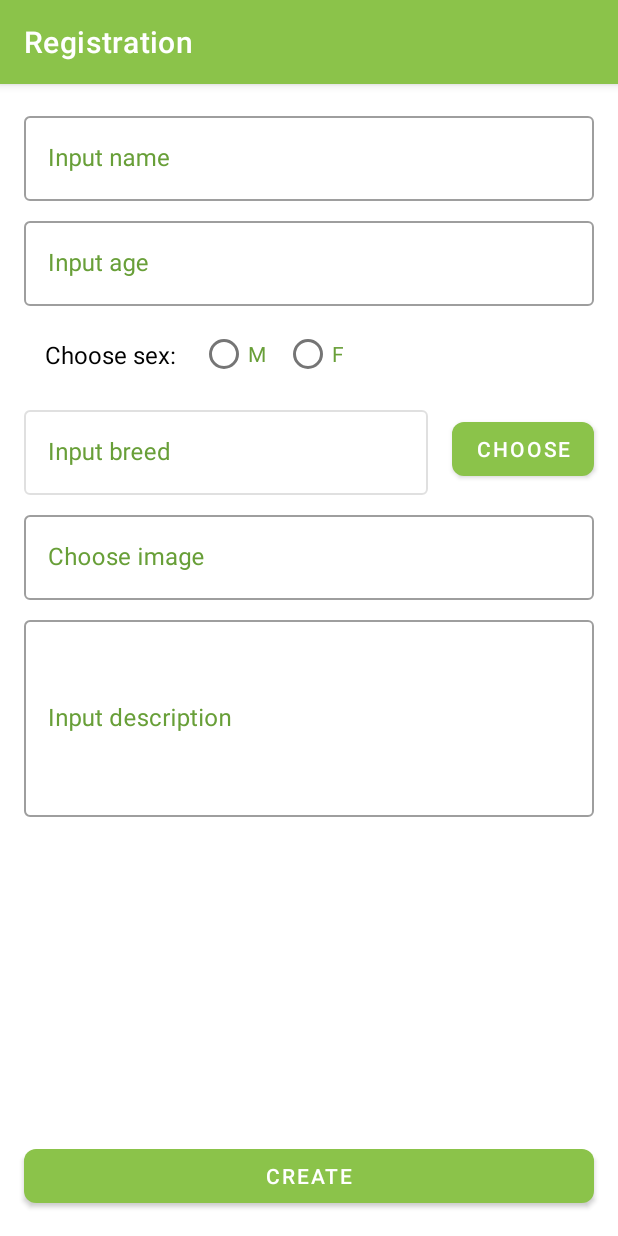
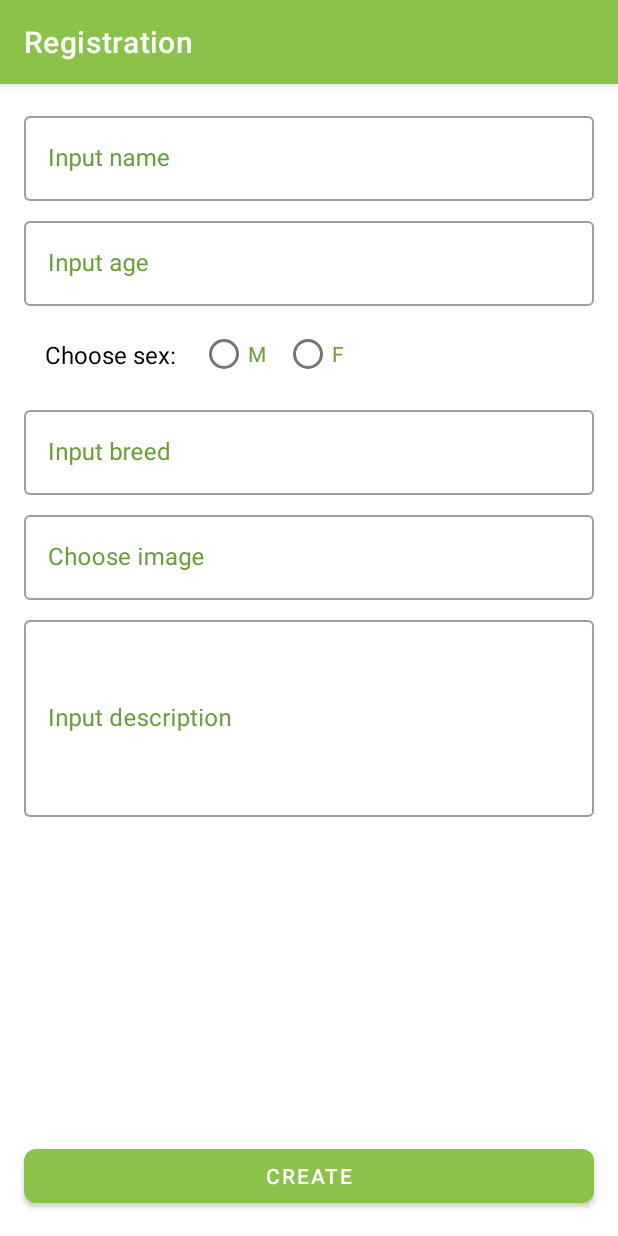
Before and after one commit to e-kleban/Dog-Dairy, an Android app: the screen it shows after launch (MainActivity), on a phone screen of 412 x 824 dp. Run offline under Robolectric (Android 15) with nearby library versions, the phone set to English and light mode, and no system bars.

Commit message:
create ShowBreedAdapter

```diff
--- a/app/build.gradle
+++ b/app/build.gradle
@@ -62,4 +62,7 @@ dependencies {
     implementation "androidx.lifecycle:lifecycle-viewmodel-ktx:$lifecycle_version"
     // LiveData
     implementation "androidx.lifecycle:lifecycle-livedata-ktx:$lifecycle_version"
+    //picasso
+    implementation 'com.squareup.picasso:picasso:2.71828'
+
 }
--- a/app/src/main/java/by/kleban/dogdairy/RegistrationFragment.kt
+++ b/app/src/main/java/by/kleban/dogdairy/RegistrationFragment.kt
@@ -14,7 +14,6 @@ class RegistrationFragment : Fragment() {
 
     private lateinit var inputLayoutName: TextInputLayout
     private lateinit var inputLayoutBreed: TextInputLayout
-    private lateinit var breedButton: Button
 
     override fun onCreateView(
         inflater: LayoutInflater,
@@ -29,10 +28,15 @@ class RegistrationFragment : Fragment() {
 
         inputLayoutName = view.findViewById(R.id.txt_input_registration_name)
         inputLayoutBreed = view.findViewById(R.id.txt_input_registration_breed)
-        breedButton = view.findViewById(R.id.btn_choose_breed)
 
-        breedButton.setOnClickListener {
-            findNavController().navigate(R.id.showShowBreedsFragment)
+        inputLayoutBreed.onClickListenerNavigate(R.id.showShowBreedsFragment)
+        inputLayoutBreed.editText?.onClickListenerNavigate(R.id.showShowBreedsFragment)
+    }
+
+
+    private fun View.onClickListenerNavigate(resId:Int){
+        this.setOnClickListener {
+            findNavController().navigate(resId)
         }
     }
 }
--- a/app/src/main/res/layout/fragment_registration.xml
+++ b/app/src/main/res/layout/fragment_registration.xml
@@ -105,31 +105,21 @@
         android:layout_height="wrap_content"
         android:layout_marginHorizontal="16dp"
         android:layout_marginTop="8dp"
-        android:enabled="false"
+        android:focusable="false"
         android:hint="Input breed"
-        app:layout_constraintEnd_toStartOf="@id/btn_choose_breed"
+        app:layout_constraintEnd_toEndOf="parent"
         app:layout_constraintStart_toStartOf="parent"
         app:layout_constraintTop_toBottomOf="@id/radio_group_sex_registration">
 
         <com.google.android.material.textfield.TextInputEditText
             android:layout_width="match_parent"
             android:layout_height="wrap_content"
+            android:focusable="false"
             android:clickable="true"
             android:maxLines="1"
             android:textColor="?android:textColorPrimary" />
 
     </com.google.android.material.textfield.TextInputLayout>
-
-    <Button
-        android:id="@+id/btn_choose_breed"
-        android:layout_width="wrap_content"
-        android:layout_height="wrap_content"
-        android:layout_marginEnd="16dp"
-        android:text="choose"
-        app:layout_constraintBottom_toBottomOf="@id/txt_input_registration_breed"
-        app:layout_constraintEnd_toEndOf="parent"
-        app:layout_constraintStart_toEndOf="@id/txt_input_registration_breed"
-        app:layout_constraintTop_toTopOf="@id/txt_input_registration_breed" />
 
     <com.google.android.material.textfield.TextInputLayout
         android:id="@+id/txt_input_registration_image"
--- a/app/src/main/res/layout/item_breed.xml
+++ b/app/src/main/res/layout/item_breed.xml
@@ -11,6 +11,7 @@
         android:layout_height="wrap_content"
         android:layout_marginVertical="8dp"
         android:layout_marginEnd="8dp"
+        android:layout_marginStart="16dp"
         android:gravity="center"
         android:maxLines="3"
         android:textColor="?android:textColorPrimary"
@@ -28,6 +29,7 @@
         android:layout_height="120dp"
         android:layout_marginVertical="8dp"
         android:scaleType="centerInside"
+        android:layout_marginEnd="16dp"
         app:layout_constraintBottom_toTopOf="@id/item_line"
         app:layout_constraintEnd_toEndOf="parent"
         app:layout_constraintHorizontal_weight="0.5"
@@ -39,7 +41,7 @@
         android:id="@+id/item_line"
         android:layout_width="0dp"
         android:layout_height="5dp"
-        android:background="?colorSecondaryVariant"
+        android:background="?colorPrimarySurface"
         app:layout_constraintBottom_toBottomOf="parent"
         app:layout_constraintEnd_toEndOf="parent"
         app:layout_constraintStart_toStartOf="parent" />
--- a/app/src/main/res/layout/show_breeds_fragment.xml
+++ b/app/src/main/res/layout/show_breeds_fragment.xml
@@ -9,7 +9,6 @@
     <androidx.recyclerview.widget.RecyclerView
         android:id="@+id/show_recycler"
         android:layout_width="match_parent"
-        android:layout_height="match_parent"
-        android:layout_margin="16dp" />
+        android:layout_height="match_parent" />
 
 </FrameLayout>
```
Also changed, not shown: app/src/main/java/by/kleban/dogdairy/ShowBreedsFragment.kt (+14 -0 lines), app/src/main/java/by/kleban/dogdairy/ShowBreedsViewModel.kt (+25 -1 lines), app/src/main/java/by/kleban/dogdairy/adapter/ShowBreedsAdapter.kt (added, +51 -0 lines), app/src/main/res/drawable/error_image.png (added).
